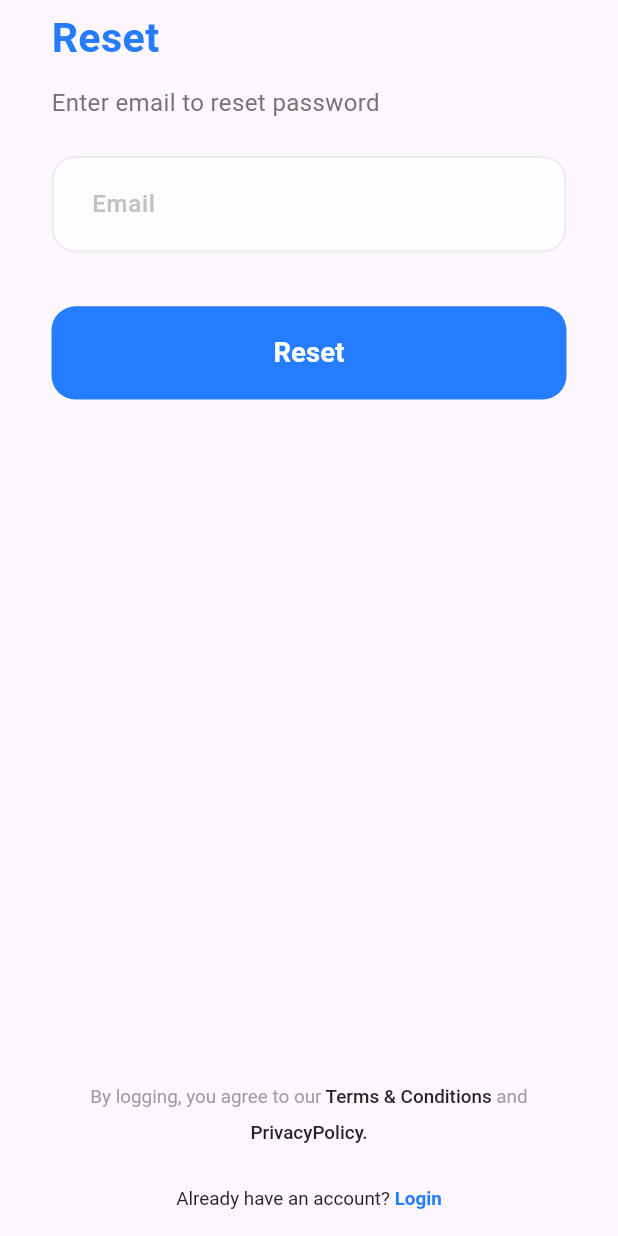
After one commit to TNQT14/e-Business, a Flutter app: the ForgetScreen screen opened by its route, on a phone screen of 412 x 824 dp. The commit adds this screen. Run offline on Flutter 3.47's test engine with Material 3 defaults, Android fonts, the phone set to English and light mode, and no system bars; our stand-ins replace awesome_dialog, cached_network_image, camera, cloud_firestore, convert_native_img_stream, cross_file and 15 more; missing offline and left inert: encrypt, google_mlkit_commons; accounts and stored records are empty.

Commit message:
forgot password

```diff
--- a/lib/app/routes/app_pages.dart
+++ b/lib/app/routes/app_pages.dart
@@ -2,6 +2,7 @@ import 'package:flutter/material.dart';
 import 'package:flutter_bloc/flutter_bloc.dart';
 
 import '../logic/cubit/auth_cubit.dart';
+import '../screens/forget_password/views/forget_screen.dart';
 import '../screens/home/ui/home_screen.dart';
 import '../screens/login/ui/login_screen.dart';
 import '../screens/sign_up/views/sign_up_sceen.dart';
@@ -16,13 +17,13 @@ class AppPages{
 
   Route? generateRoute(RouteSettings settings) {
     switch (settings.name) {
-      // case AppRoutes.forgetScreen:
-      //   return MaterialPageRoute(
-      //     builder: (_) => BlocProvider.value(
-      //       value: authCubit,
-      //       child: const ForgetScreen(),
-      //     ),
-      //   );
+      case AppRoutes.forgetScreen:
+        return MaterialPageRoute(
+          builder: (_) => BlocProvider.value(
+            value: authCubit,
+            child: const ForgetScreen(),
+          ),
+        );
 
       case AppRoutes.homeScreen:
         return MaterialPageRoute(
--- /dev/null
+++ b/lib/app/screens/forget_password/views/forget_screen.dart
@@ -0,0 +1,116 @@
+import '../../../helpers/extensions.dart';
+import 'package:awesome_dialog/awesome_dialog.dart';
+import 'package:flutter/material.dart';
+import 'package:flutter_bloc/flutter_bloc.dart';
+import 'package:flutter_screenutil/flutter_screenutil.dart';
+import 'package:gap/gap.dart';
+import '../../../logic/cubit/auth_cubit.dart';
+import '../../../theme/app_style.dart';
+import '../../../widgets/already_have_account_text.dart';
+import '../../../widgets/progress_indicaror.dart';
+import '../../../widgets/terms_and_conditions_text.dart';
+import 'widgets/password_reset.dart';
+
+class ForgetScreen extends StatefulWidget {
+  const ForgetScreen({super.key});
+
+  @override
+  State<ForgetScreen> createState() => _ForgetScreenState();
+}
+
+class _ForgetScreenState extends State<ForgetScreen> {
+  @override
+  Widget build(BuildContext context) {
+    return Scaffold(
+      body: SafeArea(
+        child: Padding(
+          padding:
+              EdgeInsets.only(left: 30.w, right: 30.w, bottom: 15.h, top: 5.h),
+          child: Column(
+            children: [
+              Expanded(
+                child: SingleChildScrollView(
+                  child: Column(
+                    children: [
+                      Align(
+                        alignment: Alignment.centerLeft,
+                        child: Column(
+                          crossAxisAlignment: CrossAxisAlignment.start,
+                          children: [
+                            Text(
+                              'Reset',
+                              style: AppStyles.font24Blue700Weight,
+                            ),
+                            Gap(10.h),
+                            Text(
+                              "Enter email to reset password",
+                              style: AppStyles.font14Grey400Weight,
+                            ),
+                          ],
+                        ),
+                      ),
+                      Gap(20.h),
+                      BlocConsumer<AuthCubit, AuthState>(
+                        listenWhen: (previous, current) => previous != current,
+                        listener: (context, state) async {
+                          if (state is AuthLoading) {
+                            ProgressIndicaror.showProgressIndicator(context);
+                          } else if (state is AuthError) {
+                            context.pop();
+                            context.pop();
+                            await AwesomeDialog(
+                              context: context,
+                              dialogType: DialogType.error,
+                              animType: AnimType.rightSlide,
+                              title: 'Error',
+                              desc: state.message,
+                            ).show();
+                          } else if (state is ResetPasswordSent) {
+                            context.pop();
+                            context.pop();
+                            AwesomeDialog(
+                              context: context,
+                              dialogType: DialogType.info,
+                              animType: AnimType.rightSlide,
+                              title: 'Reset Password',
+                              desc:
+                                  'Link to Reset password send to your email, please check inbox messages.',
+                            ).show();
+                          }
+                        },
+                        buildWhen: (previous, current) {
+                          return previous != current;
+                        },
+                        builder: (context, state) {
+                          return const PasswordReset();
+                        },
+                      ),
+                    ],
+                  ),
+                ),
+              ),
+              Align(
+                alignment: Alignment.bottomCenter,
+                child: Column(
+                  mainAxisSize: MainAxisSize.min, // Ensure minimum height
+                  children: [
+                    const TermsAndConditionsText(),
+                    Gap(24.h),
+                    const AlreadyHaveAccountText(),
+                  ],
+                ),
+              ),
+            ],
+          ),
+        ),
+      ),
+    );
+  }
+
+  @override
+  void initState() {
+    super.initState();
+
+    BlocProvider.of<AuthCubit>(context);
+  }
+}
--- /dev/null
+++ b/lib/app/screens/forget_password/views/widgets/password_reset.dart
@@ -0,0 +1,73 @@
+import 'package:flutter/material.dart';
+import 'package:flutter_bloc/flutter_bloc.dart';
+import 'package:flutter_screenutil/flutter_screenutil.dart';
+import 'package:gap/gap.dart';
+import '../../../../helpers/app_regex.dart';
+import '../../../../logic/cubit/auth_cubit.dart';
+import '../../../../theme/app_style.dart';
+import '../../../../widgets/app_text_button.dart';
+import '../../../../widgets/app_text_form_field.dart';
+
+class PasswordReset extends StatefulWidget {
+  const PasswordReset({super.key});
+
+  @override
+  State<PasswordReset> createState() => _PasswordResetState();
+}
+
+class _PasswordResetState extends State<PasswordReset> {
+  TextEditingController emailController = TextEditingController();
+  final formKey = GlobalKey<FormState>();
+
+  @override
+  Widget build(BuildContext context) {
+    return Form(
+      key: formKey,
+      child: Column(
+        children: [
+          emailField(),
+          Gap(30.h),
+          resetButton(),
+        ],
+      ),
+    );
+  }
+
+  @override
+  void dispose() {
+    emailController.dispose();
+    super.dispose();
+  }
+
+  AppTextFormField emailField() {
+    return AppTextFormField(
+      hint: 'Email',
+      validator: (value) {
+        String email = (value ?? '').trim();
+
+        emailController.text = email;
+
+        if (email.isEmpty) {
+          return 'Please enter an email address';
+        }
+
+        if (!AppRegex.isEmailValid(email)) {
+          return 'Please enter a valid email address';
+        }
+      },
+      controller: emailController,
+    );
+  }
+
+  AppTextButton resetButton() {
+    return AppTextButton(
+      buttonText: 'Reset',
+      textStyle: AppStyles.font16White600Weight,
+      onPressed: () {
+        if (formKey.currentState!.validate()) {
+          context.read<AuthCubit>().resetPassword(emailController.text);
+        }
+      },
+    );
+  }
+}
--- a/lib/app/screens/home/ui/home_screen.dart
+++ b/lib/app/screens/home/ui/home_screen.dart
@@ -62,7 +62,7 @@ class _HomeScreenState extends State<HomeScreen> {
               SizedBox(
                 height: 200.h,
                 width: 200.w,
-                child: FirebaseAuth.instance.currentUser!.photoURL != null
+                child: FirebaseAuth.instance.currentUser?.photoURL != null
                     ? CachedNetworkImage(
                   imageUrl: FirebaseAuth.instance.currentUser!.photoURL!,
                   placeholder: (context, url) =>
@@ -72,7 +72,7 @@ class _HomeScreenState extends State<HomeScreen> {
                     : Image.asset('assets/images/placeholder.png'),
               ),
               Text(
-                FirebaseAuth.instance.currentUser!.displayName?? 'Test',
+                FirebaseAuth.instance.currentUser?.displayName?? 'Test',
                 style: AppStyles.font15DarkBlue500Weight
                     .copyWith(fontSize: 30.sp),
               ),
--- a/pubspec.yaml
+++ b/pubspec.yaml
@@ -62,6 +62,8 @@ dependencies:
   cached_network_image: ^3.3.1
   awesome_dialog: ^3.2.1
   gap: ^3.0.1
+  connectivity_plus: ^2.3.8
+  cloud_firestore: ^5.0.2
 
 dev_dependencies:
   flutter_test:
```
Also changed, not shown: lib/app/logic/cubit/auth_cubit.dart (+27 -21 lines), pubspec.lock, 3 other files.
